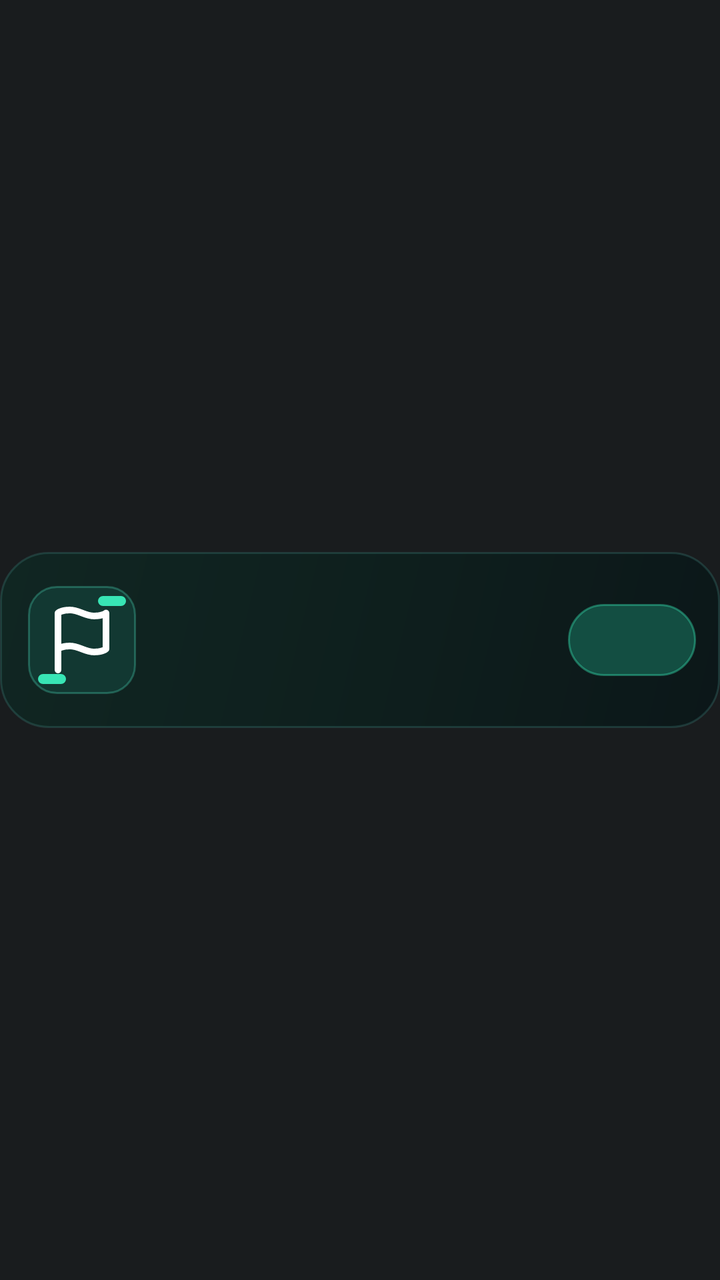
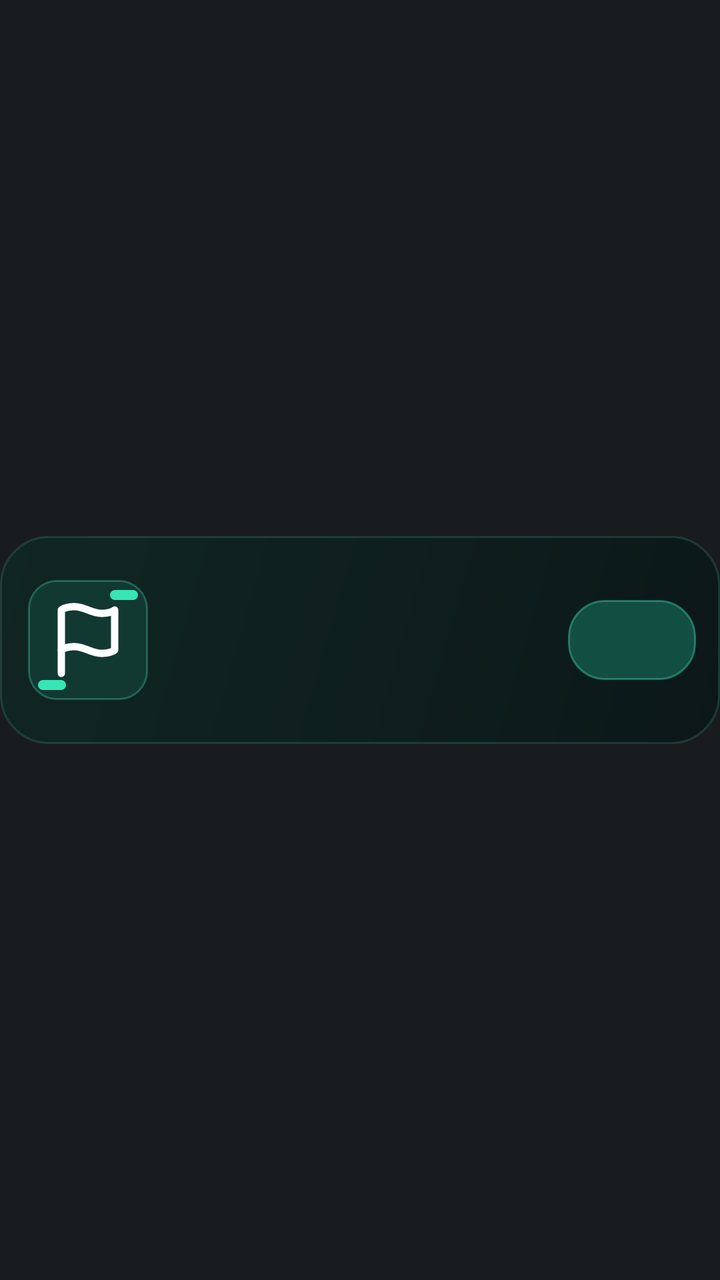

An Android layout rendered at two revisions. The XML below is the earlier revision; the diff shows what the commit changed to produce the second picture.
<!-- AndroidManifest.xml: application theme Theme.AtAGlancePlus -->
<!-- res/layout/card_race.xml -->
<?xml version="1.0" encoding="utf-8"?>
<FrameLayout xmlns:android="http://schemas.android.com/apk/res/android"
    android:id="@+id/card_root"
    style="@style/AagCardRoot">

    <LinearLayout
        android:id="@+id/card_body"
        style="@style/AagCardBody"
        android:background="@drawable/f1_surface"
        android:baselineAligned="false"
        android:gravity="center_vertical"
        android:orientation="horizontal"
        android:paddingStart="14dp"
        android:paddingEnd="10dp">

        <FrameLayout
            android:id="@+id/race_badge"
            android:layout_width="54dp"
            android:layout_height="54dp"
            android:background="@drawable/f1_track_box">

            <ImageView
                android:id="@+id/race_icon"
                android:layout_width="36dp"
                android:layout_height="36dp"
                android:layout_gravity="center"
                android:contentDescription="@null"
                android:scaleType="fitCenter"
                android:src="@drawable/ic_nav_flag" />

            <ImageView
                android:id="@+id/race_mark_top"
                android:layout_width="14dp"
                android:layout_height="5dp"
                android:layout_gravity="top|end"
                android:layout_margin="5dp"
                android:contentDescription="@null"
                android:src="@drawable/f1_mini_badge" />

            <ImageView
                android:id="@+id/race_mark_bottom"
                android:layout_width="14dp"
                android:layout_height="5dp"
                android:layout_gravity="bottom|start"
                android:layout_margin="5dp"
                android:contentDescription="@null"
                android:src="@drawable/f1_mini_badge" />
        </FrameLayout>

        <LinearLayout
            android:layout_width="0dp"
            android:layout_height="wrap_content"
            android:layout_marginStart="12dp"
            android:layout_marginEnd="6dp"
            android:layout_weight="1"
            android:orientation="vertical">

            <TextView
                android:id="@+id/race_title"
                android:layout_width="match_parent"
                android:layout_height="wrap_content"
                android:ellipsize="end"
                android:fontFamily="sans-serif-medium"
                android:includeFontPadding="false"
                android:singleLine="true"
                android:textColor="#FFFFFFFF"
                android:textSize="17sp"
                android:textStyle="bold" />

            <TextView
                android:id="@+id/race_session"
                android:layout_width="match_parent"
                android:layout_height="wrap_content"
                android:layout_marginTop="1dp"
                android:ellipsize="end"
                android:fontFamily="sans-serif"
                android:includeFontPadding="false"
                android:singleLine="true"
                android:textColor="#FFD0E2DC"
                android:textSize="13.5sp" />

            <LinearLayout
                android:layout_width="match_parent"
                android:layout_height="wrap_content"
                android:layout_marginTop="3dp"
                android:gravity="center_vertical"
                android:orientation="horizontal">

                <TextView
                    android:id="@+id/race_detail"
                    android:layout_width="wrap_content"
                    android:layout_height="wrap_content"
                    android:layout_weight="1"
                    android:ellipsize="end"
                    android:fontFamily="sans-serif"
                    android:includeFontPadding="false"
                    android:singleLine="true"
                    android:textColor="#FF8FA8A1"
                    android:textSize="11.5sp" />

                <TextView
                    android:id="@+id/race_countdown"
                    android:layout_width="wrap_content"
                    android:layout_height="16dp"
                    android:layout_marginStart="6dp"
                    android:background="@drawable/f1_countdown_pill"
                    android:fontFamily="sans-serif-medium"
                    android:gravity="center"
                    android:includeFontPadding="false"
                    android:paddingStart="6dp"
                    android:paddingEnd="6dp"
                    android:singleLine="true"
                    android:textColor="#FFFFB4AB"
                    android:textSize="10.5sp"
                    android:visibility="gone" />
            </LinearLayout>
        </LinearLayout>

        
        <FrameLayout
            android:id="@+id/race_next"
            android:layout_width="68dp"
            android:layout_height="match_parent">

            <TextView
                android:id="@+id/race_badge_text"
                android:layout_width="64dp"
                android:layout_height="36dp"
                android:layout_gravity="center"
                android:background="@drawable/f1_next_btn"
                android:duplicateParentState="true"
                android:fontFamily="sans-serif-medium"
                android:gravity="center"
                android:includeFontPadding="false"
                android:singleLine="true"
                android:textColor="#FF4EE2C0"
                android:textSize="12.5sp"
                android:textStyle="bold" />
        </FrameLayout>
    </LinearLayout>

    
    <ImageView
        android:id="@+id/hold_bar"
        android:layout_width="match_parent"
        android:layout_height="@dimen/card_body_height"
        android:layout_gravity="center_vertical"
        android:contentDescription="@null"
        android:duplicateParentState="true"
        android:scaleType="fitXY"
        android:src="@drawable/hold_bar_red_400" />
</FrameLayout>
<!-- resources referenced by this layout -->
<resources>
  <dimen name="card_body_height">88dp</dimen>
  <!-- drawable f1_countdown_pill (drawable) -->
  <?xml version="1.0" encoding="utf-8"?>
  <shape xmlns:android="http://schemas.android.com/apk/res/android" android:shape="rectangle">
      <solid android:color="#FF3B2328" />
      <stroke android:width="1dp" android:color="#4DFF8A80" />
      <corners android:radius="8dp" />
  </shape>
  <!-- drawable f1_mini_badge (drawable) -->
  <?xml version="1.0" encoding="utf-8"?>
  <shape xmlns:android="http://schemas.android.com/apk/res/android" android:shape="rectangle">
      <solid android:color="#FF38E5B5" />
      <corners android:radius="2.5dp" />
  </shape>
  <!-- drawable f1_track_box (drawable) -->
  <?xml version="1.0" encoding="utf-8"?>
  <shape xmlns:android="http://schemas.android.com/apk/res/android" android:shape="rectangle">
      <solid android:color="#FF123832" />
      <stroke android:width="1dp" android:color="#4D4EE2C0" />
      <corners android:radius="14dp" />
  </shape>
  <style name="AagCardBody">
          <item name="android:layout_width">match_parent</item>
          <item name="android:layout_height">@dimen/card_body_height</item>
          <item name="android:layout_gravity">center_vertical</item>
          <item name="android:paddingStart">16dp</item>
          <item name="android:paddingEnd">18dp</item>
      </style>
  <style name="AagCardRoot">
          <item name="android:layout_width">match_parent</item>
          <item name="android:layout_height">88dp</item>
          <item name="android:clipChildren">false</item>
          <item name="android:clipToPadding">false</item>
      </style>
  <style name="Theme.AtAGlancePlus" parent="android:Theme.DeviceDefault.NoActionBar">
          <item name="android:windowLightStatusBar">false</item>
      </style>
  <!-- drawable hold_bar_red_full (drawable) -->
  <?xml version="1.0" encoding="utf-8"?>
  <vector xmlns:android="http://schemas.android.com/apk/res/android"
      android:width="380dp"
      android:height="76dp"
      android:viewportWidth="380"
      android:viewportHeight="76">
      <path
          android:name="ring"
          android:pathData="M190.0,1.25 H356 A22.75,22.75 0 0 1 378.75,24 V52 A22.75,22.75 0 0 1 356,74.75 H24 A22.75,22.75 0 0 1 1.25,52 V24 A22.75,22.75 0 0 1 24,1.25 Z"
          android:strokeColor="#FFF43F5E"
          android:strokeLineCap="round"
          android:strokeWidth="2.5"
          android:trimPathEnd="1" />
  </vector>
  <!-- drawable hold_bar_empty (drawable) -->
  <?xml version="1.0" encoding="utf-8"?>
  <vector xmlns:android="http://schemas.android.com/apk/res/android"
      android:width="380dp"
      android:height="76dp"
      android:viewportWidth="380"
      android:viewportHeight="76">
      <path
          android:name="ring"
          android:pathData="M190.0,1.25 H356 A22.75,22.75 0 0 1 378.75,24 V52 A22.75,22.75 0 0 1 356,74.75 H24 A22.75,22.75 0 0 1 1.25,52 V24 A22.75,22.75 0 0 1 24,1.25 Z"
          android:strokeColor="#00000000"
          android:strokeLineCap="round"
          android:strokeWidth="2.5"
          android:trimPathEnd="0" />
  </vector>
  <!-- drawable hold_bar_red_zero (drawable) -->
  <?xml version="1.0" encoding="utf-8"?>
  <vector xmlns:android="http://schemas.android.com/apk/res/android"
      android:width="380dp"
      android:height="76dp"
      android:viewportWidth="380"
      android:viewportHeight="76">
      <path
          android:name="ring"
          android:pathData="M190.0,1.25 H356 A22.75,22.75 0 0 1 378.75,24 V52 A22.75,22.75 0 0 1 356,74.75 H24 A22.75,22.75 0 0 1 1.25,52 V24 A22.75,22.75 0 0 1 24,1.25 Z"
          android:strokeColor="#FFF43F5E"
          android:strokeLineCap="round"
          android:strokeWidth="2.5"
          android:trimPathEnd="0" />
  </vector>
  <!-- unchanged entries left out for length: 5 -->
</resources>

<!-- the commit's change to res/layout/card_race.xml (unified diff, before → after) -->
@@ -15,14 +15,14 @@
 
         <FrameLayout
             android:id="@+id/race_badge"
-            android:layout_width="54dp"
-            android:layout_height="54dp"
+            android:layout_width="60dp"
+            android:layout_height="60dp"
             android:background="@drawable/f1_track_box">
 
             <ImageView
                 android:id="@+id/race_icon"
-                android:layout_width="36dp"
-                android:layout_height="36dp"
+                android:layout_width="40dp"
+                android:layout_height="40dp"
                 android:layout_gravity="center"
                 android:contentDescription="@null"
                 android:scaleType="fitCenter"
@@ -64,7 +64,7 @@
                 android:includeFontPadding="false"
                 android:singleLine="true"
                 android:textColor="#FFFFFFFF"
-                android:textSize="17sp"
+                android:textSize="18.5sp"
                 android:textStyle="bold" />
 
             <TextView
@@ -77,7 +77,7 @@
                 android:includeFontPadding="false"
                 android:singleLine="true"
                 android:textColor="#FFD0E2DC"
-                android:textSize="13.5sp" />
+                android:textSize="14sp" />
 
             <LinearLayout
                 android:layout_width="match_parent"
@@ -96,12 +96,12 @@
                     android:includeFontPadding="false"
                     android:singleLine="true"
                     android:textColor="#FF8FA8A1"
-                    android:textSize="11.5sp" />
+                    android:textSize="12sp" />
 
                 <TextView
                     android:id="@+id/race_countdown"
                     android:layout_width="wrap_content"
-                    android:layout_height="16dp"
+                    android:layout_height="18dp"
                     android:layout_marginStart="6dp"
                     android:background="@drawable/f1_countdown_pill"
                     android:fontFamily="sans-serif-medium"
@@ -111,7 +111,7 @@
                     android:paddingEnd="6dp"
                     android:singleLine="true"
                     android:textColor="#FFFFB4AB"
-                    android:textSize="10.5sp"
+                    android:textSize="11sp"
                     android:visibility="gone" />
             </LinearLayout>
         </LinearLayout>
@@ -125,7 +125,7 @@
             <TextView
                 android:id="@+id/race_badge_text"
                 android:layout_width="64dp"
-                android:layout_height="36dp"
+                android:layout_height="40dp"
                 android:layout_gravity="center"
                 android:background="@drawable/f1_next_btn"
                 android:duplicateParentState="true"
@@ -134,7 +134,7 @@
                 android:includeFontPadding="false"
                 android:singleLine="true"
                 android:textColor="#FF4EE2C0"
-                android:textSize="12.5sp"
+                android:textSize="13sp"
                 android:textStyle="bold" />
         </FrameLayout>
     </LinearLayout>
<!-- resource entries referenced after the edit -->
@@ -1,6 +1,6 @@
 <!-- resources referenced by this layout -->
 <resources>
-  <dimen name="card_body_height">88dp</dimen>
+  <dimen name="card_body_height">104dp</dimen>
   <!-- drawable f1_countdown_pill (drawable) -->
   <?xml version="1.0" encoding="utf-8"?>
   <shape xmlns:android="http://schemas.android.com/apk/res/android" android:shape="rectangle">
@@ -30,7 +30,7 @@
       </style>
   <style name="AagCardRoot">
           <item name="android:layout_width">match_parent</item>
-          <item name="android:layout_height">88dp</item>
+          <item name="android:layout_height">@dimen/card_body_height</item>
           <item name="android:clipChildren">false</item>
           <item name="android:clipToPadding">false</item>
       </style>
@@ -40,13 +40,13 @@
   <!-- drawable hold_bar_red_full (drawable) -->
   <?xml version="1.0" encoding="utf-8"?>
   <vector xmlns:android="http://schemas.android.com/apk/res/android"
-      android:width="380dp"
-      android:height="76dp"
-      android:viewportWidth="380"
-      android:viewportHeight="76">
+      android:width="420dp"
+      android:height="104dp"
+      android:viewportWidth="420"
+      android:viewportHeight="104">
       <path
           android:name="ring"
-          android:pathData="M190.0,1.25 H356 A22.75,22.75 0 0 1 378.75,24 V52 A22.75,22.75 0 0 1 356,74.75 H24 A22.75,22.75 0 0 1 1.25,52 V24 A22.75,22.75 0 0 1 24,1.25 Z"
+          android:pathData="M210.0,1.25 H396 A22.75,22.75 0 0 1 418.75,24 V80 A22.75,22.75 0 0 1 396,102.75 H24 A22.75,22.75 0 0 1 1.25,80 V24 A22.75,22.75 0 0 1 24,1.25 Z"
           android:strokeColor="#FFF43F5E"
           android:strokeLineCap="round"
           android:strokeWidth="2.5"
@@ -55,13 +55,13 @@
   <!-- drawable hold_bar_empty (drawable) -->
   <?xml version="1.0" encoding="utf-8"?>
   <vector xmlns:android="http://schemas.android.com/apk/res/android"
-      android:width="380dp"
-      android:height="76dp"
-      android:viewportWidth="380"
-      android:viewportHeight="76">
+      android:width="420dp"
+      android:height="104dp"
+      android:viewportWidth="420"
+      android:viewportHeight="104">
       <path
           android:name="ring"
-          android:pathData="M190.0,1.25 H356 A22.75,22.75 0 0 1 378.75,24 V52 A22.75,22.75 0 0 1 356,74.75 H24 A22.75,22.75 0 0 1 1.25,52 V24 A22.75,22.75 0 0 1 24,1.25 Z"
+          android:pathData="M210.0,1.25 H396 A22.75,22.75 0 0 1 418.75,24 V80 A22.75,22.75 0 0 1 396,102.75 H24 A22.75,22.75 0 0 1 1.25,80 V24 A22.75,22.75 0 0 1 24,1.25 Z"
           android:strokeColor="#00000000"
           android:strokeLineCap="round"
           android:strokeWidth="2.5"
@@ -70,13 +70,13 @@
   <!-- drawable hold_bar_red_zero (drawable) -->
   <?xml version="1.0" encoding="utf-8"?>
   <vector xmlns:android="http://schemas.android.com/apk/res/android"
-      android:width="380dp"
-      android:height="76dp"
-      android:viewportWidth="380"
-      android:viewportHeight="76">
+      android:width="420dp"
+      android:height="104dp"
+      android:viewportWidth="420"
+      android:viewportHeight="104">
       <path
           android:name="ring"
-          android:pathData="M190.0,1.25 H356 A22.75,22.75 0 0 1 378.75,24 V52 A22.75,22.75 0 0 1 356,74.75 H24 A22.75,22.75 0 0 1 1.25,52 V24 A22.75,22.75 0 0 1 24,1.25 Z"
+          android:pathData="M210.0,1.25 H396 A22.75,22.75 0 0 1 418.75,24 V80 A22.75,22.75 0 0 1 396,102.75 H24 A22.75,22.75 0 0 1 1.25,80 V24 A22.75,22.75 0 0 1 24,1.25 Z"
           android:strokeColor="#FFF43F5E"
           android:strokeLineCap="round"
           android:strokeWidth="2.5"
